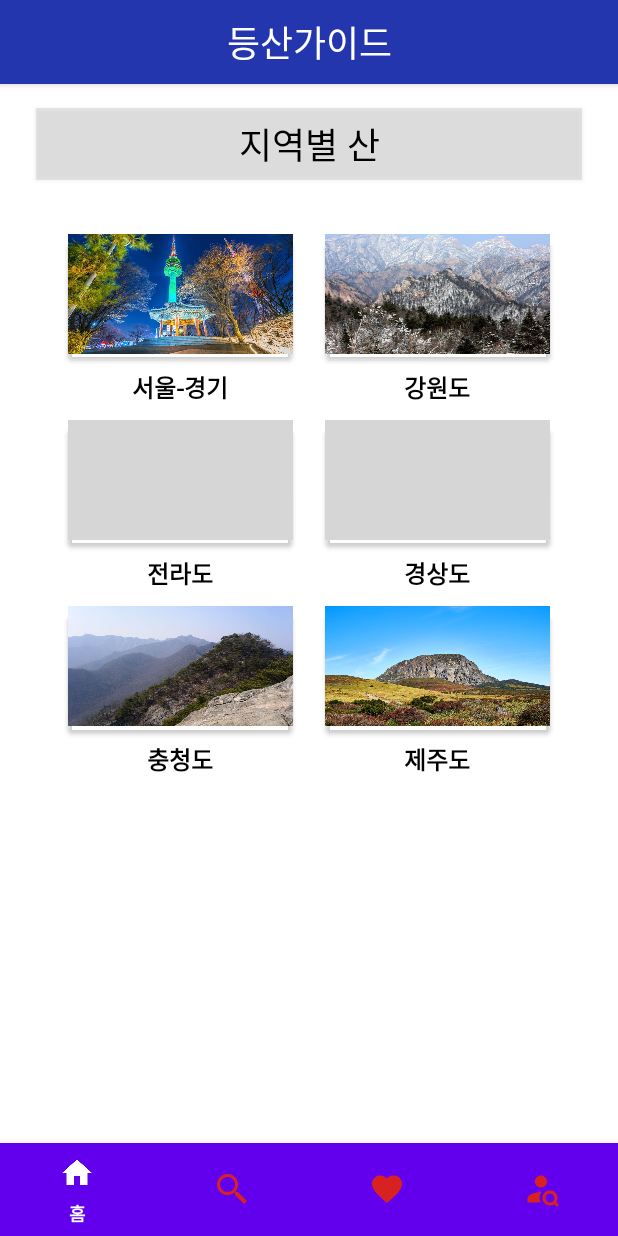
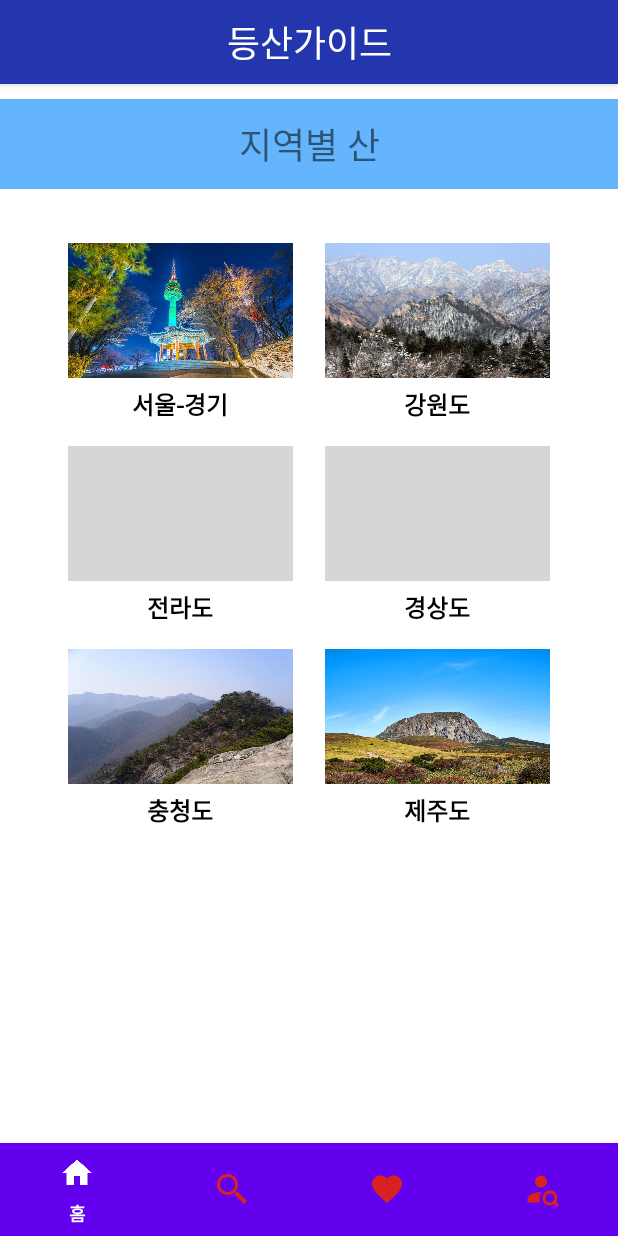
Before and after one commit to linklifejo/bteam_project, an Android app: the screen it shows after launch (MainActivity), after a tap on "지역별산", on a phone screen of 412 x 824 dp. Run offline under Robolectric (Android 15) with nearby library versions, the phone set to English and light mode, and no system bars; pictures from the network do not load.

Commit message:
지역별 산

```diff
--- a/client/androidc/app/src/main/res/layout/local_frag.xml
+++ b/client/androidc/app/src/main/res/layout/local_frag.xml
@@ -5,49 +5,36 @@
     android:layout_width="match_parent"
     android:layout_height="match_parent">
 
-    <android.widget.Button
-        android:id="@+id/btnSub"
-        android:layout_width="0dp"
-        android:layout_height="wrap_content"
-        android:layout_marginStart="24dp"
-        android:layout_marginTop="16dp"
-        android:layout_marginEnd="24dp"
-        android:background="#65C8C8C8"
+    <TextView
+        android:id="@+id/local_frag"
+        android:layout_width="match_parent"
+        android:layout_height="60dp"
+        android:layout_marginTop="10dp"
+        android:background="#64B5FD"
+        android:gravity="center"
         android:text="지역별 산"
-        android:textColor="#000000"
         android:textSize="24sp"
         app:layout_constraintEnd_toEndOf="parent"
         app:layout_constraintStart_toStartOf="parent"
         app:layout_constraintTop_toTopOf="parent" />
 
-    <androidx.constraintlayout.widget.Guideline
-        android:id="@+id/guideline"
-        android:layout_width="wrap_content"
-        android:layout_height="wrap_content"
-        android:orientation="horizontal"
-        app:layout_constraintGuide_begin="20dp" />
-
-    <Button
-        android:id="@+id/btnMain1"
+    <ImageView
+        android:id="@+id/namsan_imageView"
         android:layout_width="150dp"
         android:layout_height="90dp"
         android:layout_marginStart="45dp"
-        android:layout_marginTop="100dp"
-        android:layout_marginEnd="50dp"
-        android:backgroundTint="#00FFFFFF"
-        android:drawableBottom="@drawable/namsan1"
-        android:text="서울-경기"
-        android:textSize="24sp"
-        app:layout_constraintEnd_toEndOf="parent"
-        app:layout_constraintHorizontal_bias="0.0"
+        android:layout_marginTop="36dp"
         app:layout_constraintStart_toStartOf="parent"
-        app:layout_constraintTop_toTopOf="parent" />
+        app:layout_constraintTop_toBottomOf="@+id/local_frag"
+        app:srcCompat="@drawable/namsan1" />
+
 
     <TextView
         android:id="@+id/textView1"
         android:layout_width="150dp"
         android:layout_height="30dp"
         android:layout_marginStart="45dp"
+        android:layout_marginTop="5dp"
         android:gravity="center|top"
         android:text="서울-경기"
         android:textColor="#000000"
@@ -56,30 +43,25 @@
         app:layout_constraintEnd_toEndOf="parent"
         app:layout_constraintHorizontal_bias="0.0"
         app:layout_constraintStart_toStartOf="parent"
-        app:layout_constraintTop_toBottomOf="@+id/btnMain2" />
+        app:layout_constraintTop_toBottomOf="@+id/namsan_imageView" />
 
-    <Button
-        android:id="@+id/btnMain2"
+    <ImageView
+        android:id="@+id/seol_ak_san_imageView"
         android:layout_width="150dp"
         android:layout_height="90dp"
-        android:layout_marginStart="50dp"
-        android:layout_marginTop="100dp"
+        android:layout_marginStart="21dp"
+        android:layout_marginTop="36dp"
         android:layout_marginEnd="45dp"
-        android:backgroundTint="#00FFFFFF"
-        android:drawableBottom="@drawable/seol_ak_san1"
-        android:text="강원도"
-        android:textSize="24sp"
         app:layout_constraintEnd_toEndOf="parent"
-        app:layout_constraintHorizontal_bias="1.0"
-        app:layout_constraintStart_toStartOf="parent"
-        app:layout_constraintTop_toTopOf="parent" />
-
+        app:layout_constraintStart_toEndOf="@+id/namsan_imageView"
+        app:layout_constraintTop_toBottomOf="@+id/local_frag"
+        app:srcCompat="@drawable/seol_ak_san1" />
 
     <TextView
         android:id="@+id/textView2"
         android:layout_width="150dp"
         android:layout_height="30dp"
-        android:layout_marginTop="190dp"
+        android:layout_marginTop="5dp"
         android:layout_marginEnd="45dp"
         android:gravity="center|top"
         android:text="강원도"
@@ -89,30 +71,24 @@
         app:layout_constraintEnd_toEndOf="parent"
         app:layout_constraintHorizontal_bias="1.0"
         app:layout_constraintStart_toStartOf="parent"
-        app:layout_constraintTop_toTopOf="parent" />
+        app:layout_constraintTop_toBottomOf="@+id/seol_ak_san_imageView" />
 
-    <Button
-        android:id="@+id/btnMain3"
+    <ImageView
+        android:id="@+id/mu_dueng_san_imageView"
         android:layout_width="150dp"
         android:layout_height="90dp"
         android:layout_marginStart="45dp"
-        android:layout_marginTop="224dp"
-        android:layout_marginEnd="24dp"
-        android:backgroundTint="#00FFFFFF"
-        android:drawableBottom="@drawable/mu_dueng_san1"
-        android:text="전라도"
-        android:textSize="24sp"
-        app:layout_constraintEnd_toEndOf="parent"
-        app:layout_constraintHorizontal_bias="0.0"
+        android:layout_marginTop="10dp"
         app:layout_constraintStart_toStartOf="parent"
-        app:layout_constraintTop_toTopOf="parent" />
+        app:layout_constraintTop_toBottomOf="@+id/textView1"
+        app:srcCompat="@drawable/mu_dueng_san1" />
 
     <TextView
         android:id="@+id/textView3"
         android:layout_width="150dp"
         android:layout_height="30dp"
         android:layout_marginStart="45dp"
-        android:layout_marginTop="124dp"
+        android:layout_marginTop="5dp"
         android:gravity="center|top"
         android:text="전라도"
         android:textColor="#000000"
@@ -121,62 +97,48 @@
         app:layout_constraintEnd_toEndOf="parent"
         app:layout_constraintHorizontal_bias="0.0"
         app:layout_constraintStart_toStartOf="parent"
-        app:layout_constraintTop_toBottomOf="@+id/btnMain2" />
+        app:layout_constraintTop_toBottomOf="@+id/mu_dueng_san_imageView" />
 
-    <Button
-        android:id="@+id/btnMain4"
+    <ImageView
+        android:id="@+id/ji_ri_san_imageView"
         android:layout_width="150dp"
         android:layout_height="90dp"
-        android:layout_marginStart="24dp"
-        android:layout_marginTop="224dp"
+        android:layout_marginTop="10dp"
         android:layout_marginEnd="45dp"
-        android:backgroundTint="#00FFFFFF"
-        android:drawableBottom="@drawable/ji_ri_san1"
-        android:text="경상도"
-        android:textSize="24sp"
         app:layout_constraintEnd_toEndOf="parent"
-        app:layout_constraintHorizontal_bias="1.0"
-        app:layout_constraintStart_toStartOf="parent"
-        app:layout_constraintTop_toTopOf="parent" />
+        app:layout_constraintTop_toBottomOf="@+id/textView2"
+        app:srcCompat="@drawable/ji_ri_san1" />
 
     <TextView
         android:id="@+id/textView4"
         android:layout_width="150dp"
         android:layout_height="30dp"
-        android:layout_marginStart="45dp"
-        android:layout_marginTop="124dp"
+        android:layout_marginTop="5dp"
+        android:layout_marginEnd="45dp"
         android:gravity="center|top"
         android:text="경상도"
         android:textColor="#000000"
         android:textSize="16sp"
         android:textStyle="bold"
         app:layout_constraintEnd_toEndOf="parent"
-        app:layout_constraintHorizontal_bias="0.791"
-        app:layout_constraintStart_toStartOf="parent"
-        app:layout_constraintTop_toBottomOf="@+id/btnMain2" />
+        app:layout_constraintTop_toBottomOf="@+id/ji_ri_san_imageView" />
 
-    <Button
-        android:id="@+id/btnMain5"
+    <ImageView
+        android:id="@+id/gr_san_imageView"
         android:layout_width="150dp"
         android:layout_height="90dp"
         android:layout_marginStart="45dp"
-        android:layout_marginTop="348dp"
-        android:layout_marginEnd="24dp"
-        android:backgroundTint="#00FFFFFF"
-        android:drawableBottom="@drawable/gr_san1"
-        android:text="충청도"
-        android:textSize="24sp"
-        app:layout_constraintEnd_toEndOf="parent"
-        app:layout_constraintHorizontal_bias="0.0"
+        android:layout_marginTop="10dp"
         app:layout_constraintStart_toStartOf="parent"
-        app:layout_constraintTop_toTopOf="parent" />
+        app:layout_constraintTop_toBottomOf="@+id/textView3"
+        app:srcCompat="@drawable/gr_san1" />
 
     <TextView
         android:id="@+id/textView5"
         android:layout_width="150dp"
         android:layout_height="30dp"
         android:layout_marginStart="45dp"
-        android:layout_marginTop="248dp"
+        android:layout_marginTop="5dp"
         android:gravity="center|top"
         android:text="충청도"
         android:textColor="#000000"
@@ -185,39 +147,31 @@
         app:layout_constraintEnd_toEndOf="parent"
         app:layout_constraintHorizontal_bias="0.0"
         app:layout_constraintStart_toStartOf="parent"
-        app:layout_constraintTop_toBottomOf="@+id/btnMain2" />
+        app:layout_constraintTop_toBottomOf="@+id/gr_san_imageView" />
 
-    <Button
-        android:id="@+id/btnMain6"
+    <ImageView
+        android:id="@+id/han_ra_san_imageView"
         android:layout_width="150dp"
         android:layout_height="90dp"
-        android:layout_marginStart="24dp"
-        android:layout_marginTop="348dp"
+        android:layout_marginTop="10dp"
         android:layout_marginEnd="45dp"
-        android:backgroundTint="#00FFFFFF"
-        android:drawableBottom="@drawable/han_ra_san1"
-        android:text="제주도"
-        android:textSize="24sp"
         app:layout_constraintEnd_toEndOf="parent"
-        app:layout_constraintHorizontal_bias="1.0"
-        app:layout_constraintStart_toStartOf="parent"
-        app:layout_constraintTop_toTopOf="parent" />
+        app:layout_constraintTop_toBottomOf="@+id/textView4"
+        app:srcCompat="@drawable/han_ra_san1" />
 
     <TextView
         android:id="@+id/textView6"
         android:layout_width="150dp"
         android:layout_height="30dp"
-        android:layout_marginStart="45dp"
-        android:layout_marginTop="248dp"
+        android:layout_marginTop="5dp"
+        android:layout_marginEnd="45dp"
         android:gravity="center|top"
         android:text="제주도"
         android:textColor="#000000"
         android:textSize="16sp"
         android:textStyle="bold"
         app:layout_constraintEnd_toEndOf="parent"
-        app:layout_constraintHorizontal_bias="0.791"
-        app:layout_constraintStart_toStartOf="parent"
-        app:layout_constraintTop_toBottomOf="@+id/btnMain2" />
+        app:layout_constraintTop_toBottomOf="@+id/han_ra_san_imageView" />
 
 
 </androidx.constraintlayout.widget.ConstraintLayout>
--- a/client/androidc/app/src/main/res/layout/myinfo_frag.xml
+++ b/client/androidc/app/src/main/res/layout/myinfo_frag.xml
@@ -65,12 +65,13 @@
         app:layout_constraintStart_toEndOf="@+id/userInfo1_Name"
         app:layout_constraintTop_toBottomOf="@+id/BoardName" />
 
-    <Button
+    <android.widget.Button
         android:id="@+id/btn_write"
         android:layout_width="120dp"
-        android:layout_height="40dp"
+        android:layout_height="30dp"
         android:layout_marginEnd="16dp"
         android:layout_marginBottom="16dp"
+        android:background="#64B5FD"
         android:text="내 정보 수정"
         app:layout_constraintBottom_toTopOf="@+id/textView1"
         app:layout_constraintEnd_toEndOf="parent" />
```
Also changed, not shown: 41 other files.
